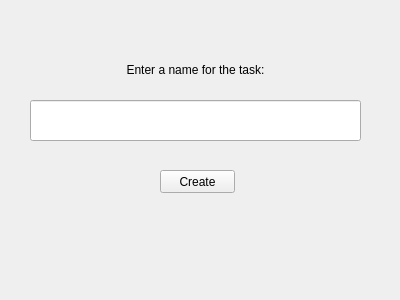
The window that NewTaskWindow.ui (serzap/todoListApp) describes before a commit, drawn with Qt 5.
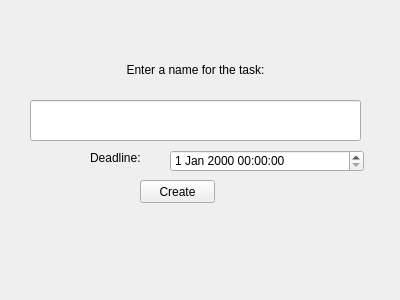
The same window after the commit.

Commit message: MVC draft v2.0, renaming classes MVC remade and redrafted few classes renamed (CModel -> TaskController), added Application class

Patch:
```diff
--- a/NewTaskWindow.ui
+++ b/NewTaskWindow.ui
@@ -45,8 +45,8 @@
   <widget class="QPushButton" name="pushButton_taskCreated">
    <property name="geometry">
     <rect>
-     <x>160</x>
-     <y>170</y>
+     <x>140</x>
+     <y>180</y>
      <width>75</width>
      <height>23</height>
     </rect>
@@ -55,6 +55,29 @@
     <string>Create</string>
    </property>
   </widget>
+  <widget class="QDateTimeEdit" name="dateTimeEdit">
+   <property name="geometry">
+    <rect>
+     <x>170</x>
+     <y>150</y>
+     <width>194</width>
+     <height>22</height>
+    </rect>
+   </property>
+  </widget>
+  <widget class="QLabel" name="label_Deadline">
+   <property name="geometry">
+    <rect>
+     <x>90</x>
+     <y>150</y>
+     <width>55</width>
+     <height>16</height>
+    </rect>
+   </property>
+   <property name="text">
+    <string>Deadline:</string>
+   </property>
+  </widget>
  </widget>
  <resources/>
  <connections/>
```
The commit also changes 20 other files.
